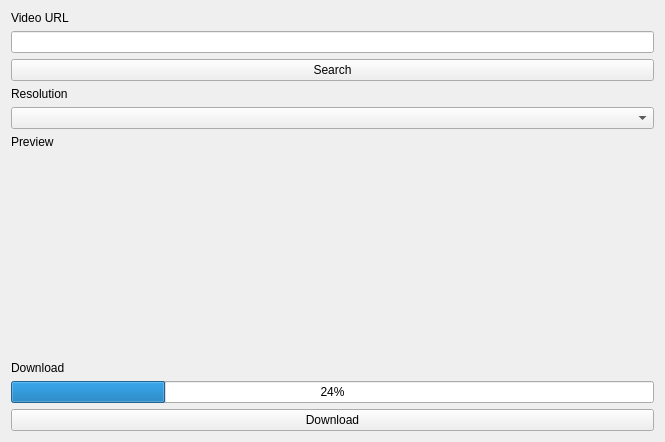
First picture: the form in Youtube_Downloader.ui, repository RidwanJk/Python-Ytdownloader, before the edit.
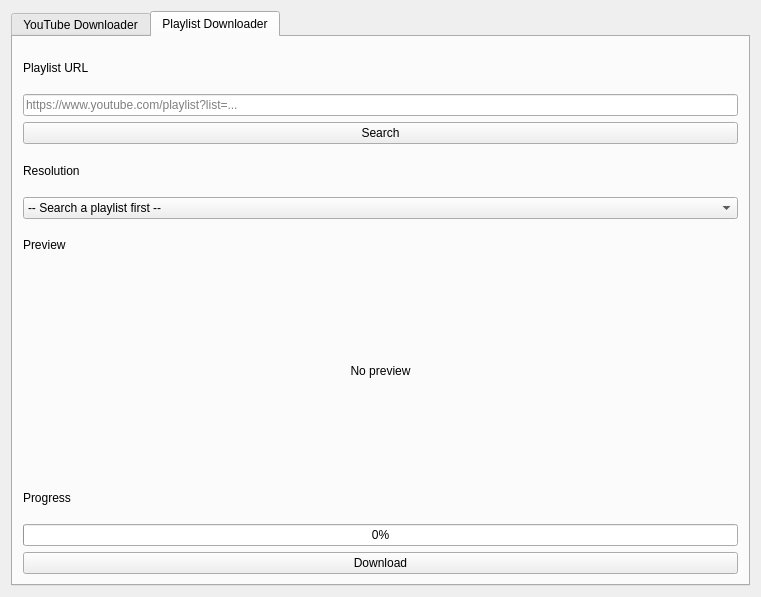
Second picture: the form after the edit. The open tabs and pages were chosen to show the change.

Commit message: Youtube Downloader done addition : Youtube Playlist Downloader Loading bar is fixed

What changed in the file:
```diff
--- a/Youtube_Downloader.ui
+++ b/Youtube_Downloader.ui
@@ -6,8 +6,8 @@
    <rect>
     <x>0</x>
     <y>0</y>
-    <width>665</width>
-    <height>428</height>
+    <width>761</width>
+    <height>597</height>
    </rect>
   </property>
   <property name="windowTitle">
@@ -15,6 +15,34 @@
   </property>
   <layout class="QVBoxLayout" name="verticalLayout">
    <item>
+    <widget class="QTabWidget" name="tabWidget">
+     <property name="currentIndex">
+      <number>0</number>
+     </property>
+
+     <!-- ───── YouTube Tab ───── -->
+     <widget class="QWidget" name="YoutubeTab">
+      <attribute name="title">
+       <string>YouTube Downloader</string>
+      </attribute>
+      <layout class="QVBoxLayout" name="verticalLayout_2">
+       <property name="spacing">
+        <number>6</number>
+       </property>
+       <property name="leftMargin">
+        <number>10</number>
+       </property>
+       <property name="topMargin">
+        <number>10</number>
+       </property>
+       <property name="rightMargin">
+        <number>10</number>
+       </property>
+       <property name="bottomMargin">
+        <number>10</number>
+       </property>
+
+       <item>
     <widget class="QLabel" name="label_2">
      <property name="text">
       <string>Video URL</string>
@@ -22,8 +50,13 @@
     </widget>
    </item>
    <item>
-    <widget class="QLineEdit" name="lineEdit"/>
-   </item>
+        <widget class="QLineEdit" name="lineEdit">
+         <property name="placeholderText">
+          <string>https://www.youtube.com/watch?v=...</string>
+         </property>
+        </widget>
+       </item>
+
    <item>
     <widget class="QPushButton" name="searchButton">
      <property name="text">
@@ -31,6 +64,7 @@
      </property>
     </widget>
    </item>
+
    <item>
     <widget class="QLabel" name="label_3">
      <property name="text">
@@ -39,8 +73,15 @@
     </widget>
    </item>
    <item>
-    <widget class="QComboBox" name="comboBox"/>
-   </item>
+        <widget class="QComboBox" name="comboBox">
+         <item>
+          <property name="text">
+           <string>-- Search a video first --</string>
+          </property>
+         </item>
+        </widget>
+       </item>
+
    <item>
     <widget class="QLabel" name="label">
      <property name="text">
@@ -56,22 +97,30 @@
        <height>200</height>
       </size>
      </property>
-    </widget>
-   </item>
+         <property name="alignment">
+          <set>Qt::AlignmentFlag::AlignCenter</set>
+         </property>
+         <property name="text">
+          <string>No preview</string>
+         </property>
+        </widget>
+       </item>
+
    <item>
     <widget class="QLabel" name="label_4">
      <property name="text">
-      <string>Download</string>
+          <string>Progress</string>
      </property>
     </widget>
    </item>
    <item>
     <widget class="QProgressBar" name="progressBar">
      <property name="value">
-      <number>24</number>
+          <number>0</number>
      </property>
     </widget>
    </item>
+
    <item>
     <widget class="QPushButton" name="pushButton">
      <property name="text">
@@ -79,13 +128,126 @@
      </property>
     </widget>
    </item>
-  </layout>
- </widget>
- <tabstops>
-  <tabstop>lineEdit</tabstop>
-  <tabstop>searchButton</tabstop>
-  <tabstop>pushButton</tabstop>
- </tabstops>
+
+      </layout>
+     </widget>
+
+     <!-- ───── Playlist Tab ───── -->
+     <widget class="QWidget" name="PlaylistTab">
+      <attribute name="title">
+       <string>Playlist Downloader</string>
+      </attribute>
+      <layout class="QVBoxLayout" name="verticalLayout_3">
+       <property name="spacing">
+        <number>6</number>
+       </property>
+       <property name="leftMargin">
+        <number>10</number>
+       </property>
+       <property name="topMargin">
+        <number>10</number>
+       </property>
+       <property name="rightMargin">
+        <number>10</number>
+       </property>
+       <property name="bottomMargin">
+        <number>10</number>
+       </property>
+
+       <item>
+        <widget class="QLabel" name="PlaylistURLlabel">
+         <property name="text">
+          <string>Playlist URL</string>
+         </property>
+        </widget>
+       </item>
+       <item>
+        <widget class="QLineEdit" name="PlaylistURL">
+         <property name="placeholderText">
+          <string>https://www.youtube.com/playlist?list=...</string>
+         </property>
+        </widget>
+       </item>
+
+       <item>
+        <widget class="QPushButton" name="searchButton_2">
+         <property name="text">
+          <string>Search</string>
+         </property>
+        </widget>
+       </item>
+
+       <item>
+        <widget class="QLabel" name="label_7">
+         <property name="text">
+          <string>Resolution</string>
+         </property>
+        </widget>
+       </item>
+       <item>
+        <widget class="QComboBox" name="comboBox_2">
+         <item>
+          <property name="text">
+           <string>-- Search a playlist first --</string>
+          </property>
+         </item>
+        </widget>
+       </item>
+
+       <item>
+        <widget class="QLabel" name="label_8">
+         <property name="text">
+          <string>Preview</string>
+         </property>
+        </widget>
+       </item>
+       <item>
+        <widget class="QLabel" name="label_image_2">
+         <property name="minimumSize">
+          <size>
+           <width>0</width>
+           <height>200</height>
+          </size>
+         </property>
+         <property name="alignment">
+          <set>Qt::AlignmentFlag::AlignCenter</set>
+         </property>
+         <property name="text">
+          <string>No preview</string>
+         </property>
+        </widget>
+       </item>
+
+       <item>
+        <widget class="QLabel" name="label_6">
+         <property name="text">
+          <string>Progress</string>
+         </property>
+        </widget>
+       </item>
+       <item>
+        <widget class="QProgressBar" name="progressBar_2">
+         <property name="value">
+          <number>0</number>
+         </property>
+        </widget>
+       </item>
+
+       <item>
+        <widget class="QPushButton" name="pushButton_2">
+         <property name="text">
+          <string>Download</string>
+         </property>
+        </widget>
+       </item>
+
+      </layout>
+     </widget>
+
+    </widget>
+   </item>
+  </layout>
+ </widget>
  <resources/>
  <connections/>
 </ui>
```
Left out of the diff: 2 changed lines with no effect on the pictures. Lines whose indentation alone changed are shown as unchanged. The commit also changes 4 other files.
